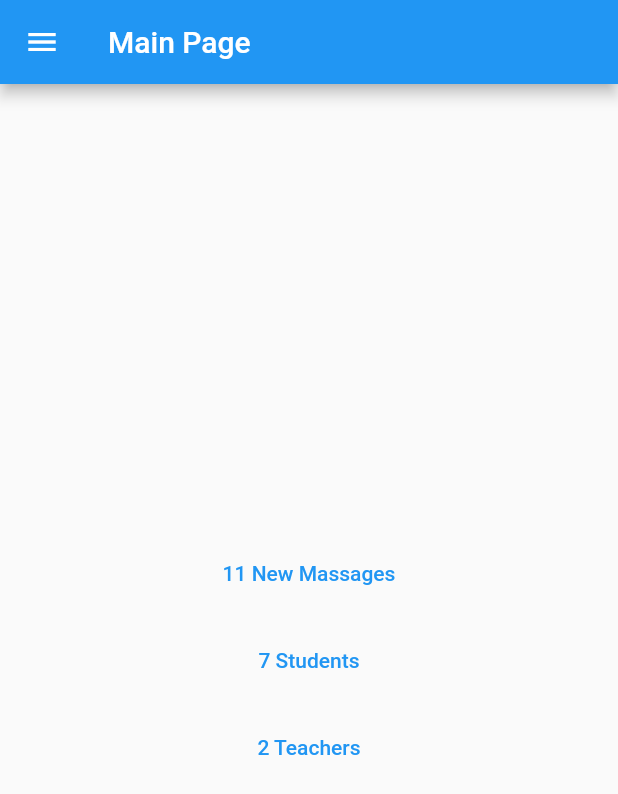
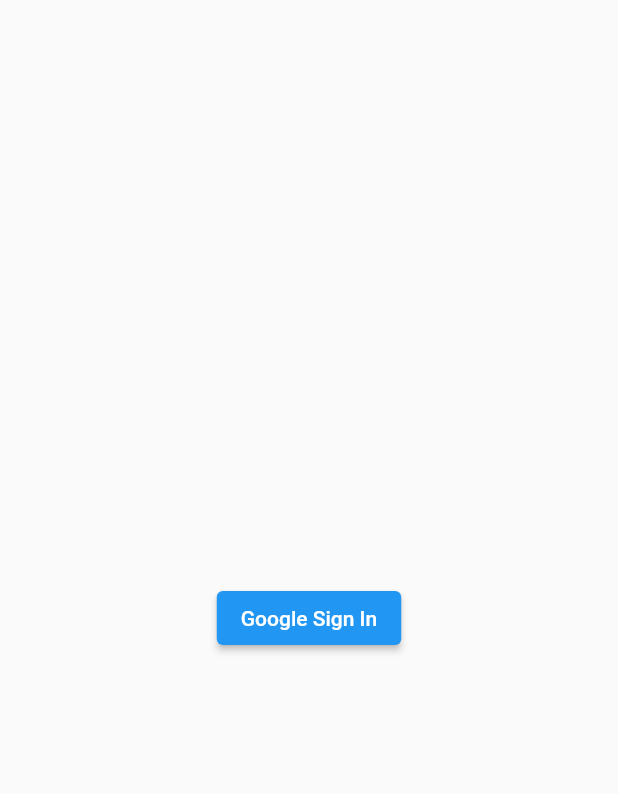
Before and after one commit to BasakK6/student_communication_app, a Flutter app: the screen it shows after launch, on a phone screen of 412 x 824 dp. Shown: the top 794 px of the screen. Run offline on Flutter 3.47's test engine with Material 2 defaults, Android fonts, the phone set to English and light mode, and no system bars; our stand-ins replace firebase_auth, firebase_core, flutter_riverpod, google_sign_in; accounts and stored records are empty.

Commit message:
feature: added firebase authentication with google sign-in

```diff
--- a/lib/main.dart
+++ b/lib/main.dart
@@ -1,11 +1,15 @@
+import 'package:firebase_auth/firebase_auth.dart';
+import 'package:firebase_core/firebase_core.dart';
 import 'package:flutter/material.dart';
 import 'package:flutter_riverpod/flutter_riverpod.dart';
+import 'package:student_communication_app/firebase_utilities/google_sign_in.dart';
 import 'package:student_communication_app/pages/messages_page.dart';
 import 'package:student_communication_app/repository/messages_repository.dart';
 import 'package:student_communication_app/repository/students_repository.dart';
 import 'package:student_communication_app/repository/teachers_repository.dart';
 import 'package:student_communication_app/pages/students_page.dart';
 import 'package:student_communication_app/pages/teachers_page.dart';
+import 'package:student_communication_app/splash_screen.dart';
 
 void main() {
   runApp(const ProviderScope(child: StudentApp()));
@@ -22,7 +26,7 @@
         primarySwatch: Colors.blue,
       ),
       debugShowCheckedModeBanner: false,
-      home: const MainPage(title: 'Main Page'),
+      home: const SplashScreen(),//const MainPage(title: 'Main Page'),
     );
   }
 }
@@ -71,11 +75,11 @@
           // Important: Remove any padding from the ListView.
           padding: EdgeInsets.zero,
           children: [
-            const DrawerHeader(
-              decoration: BoxDecoration(
+            DrawerHeader(
+              decoration: const BoxDecoration(
                 color: Colors.blue,
               ),
-              child: Text("Student's Name"),
+              child: Text(FirebaseAuth.instance.currentUser?.displayName ?? "No User Name"),
             ),
             ListTile(
               title: const Text('Students'),
@@ -96,6 +100,17 @@
               onTap: () {
                 Navigator.pop(context);
                 _goToMessagesPage(context);
+              },
+            ),
+            ListTile(
+              title: const Text('Log out'),
+              onTap: () async {
+                await signOutWithGoogle();
+                Navigator.of(context).pushReplacement(
+                  MaterialPageRoute(
+                    builder: (BuildContext context) => const SplashScreen(),
+                  )
+                );
               },
             ),
           ],
--- /dev/null
+++ b/lib/splash_screen.dart
@@ -0,0 +1,56 @@
+import 'package:firebase_auth/firebase_auth.dart';
+import 'package:firebase_core/firebase_core.dart';
+import 'package:flutter/material.dart';
+import 'package:student_communication_app/firebase_utilities/google_sign_in.dart';
+
+import 'main.dart';
+
+class SplashScreen extends StatefulWidget {
+  const SplashScreen({Key? key}) : super(key: key);
+
+  @override
+  State<SplashScreen> createState() => _SplashScreenState();
+}
+
+class _SplashScreenState extends State<SplashScreen> {
+  bool isFirebaseInitialized = false;
+
+  @override
+  void initState() {
+    super.initState();
+    initializeFirebase();
+  }
+
+  Future<void> initializeFirebase() async {
+    await Firebase.initializeApp();
+    setState(() {
+      isFirebaseInitialized = true;
+    });
+    if (FirebaseAuth.instance.currentUser != null) { //If the user is already signed in
+      print(FirebaseAuth.instance.currentUser?.uid);
+      goToTheMainPage();
+    }
+  }
+
+  void goToTheMainPage() {
+    Navigator.of(context).pushReplacement(
+      MaterialPageRoute(
+          builder: (context) => const MainPage(title: 'Main Page')),
+    );
+  }
+
+  @override
+  Widget build(BuildContext context) {
+    return Scaffold(
+      body: Center(
+        child: isFirebaseInitialized
+            ? ElevatedButton(
+                onPressed: () async {
+                   await signInWithGoogle();
+                   goToTheMainPage();
+                }, child: const Text("Google Sign In"))
+            : CircularProgressIndicator(),
+      ),
+    );
+  }
+}
```
Also changed, not shown: lib/firebase_utilities/google_sign_in.dart (added, +24 -0 lines).
